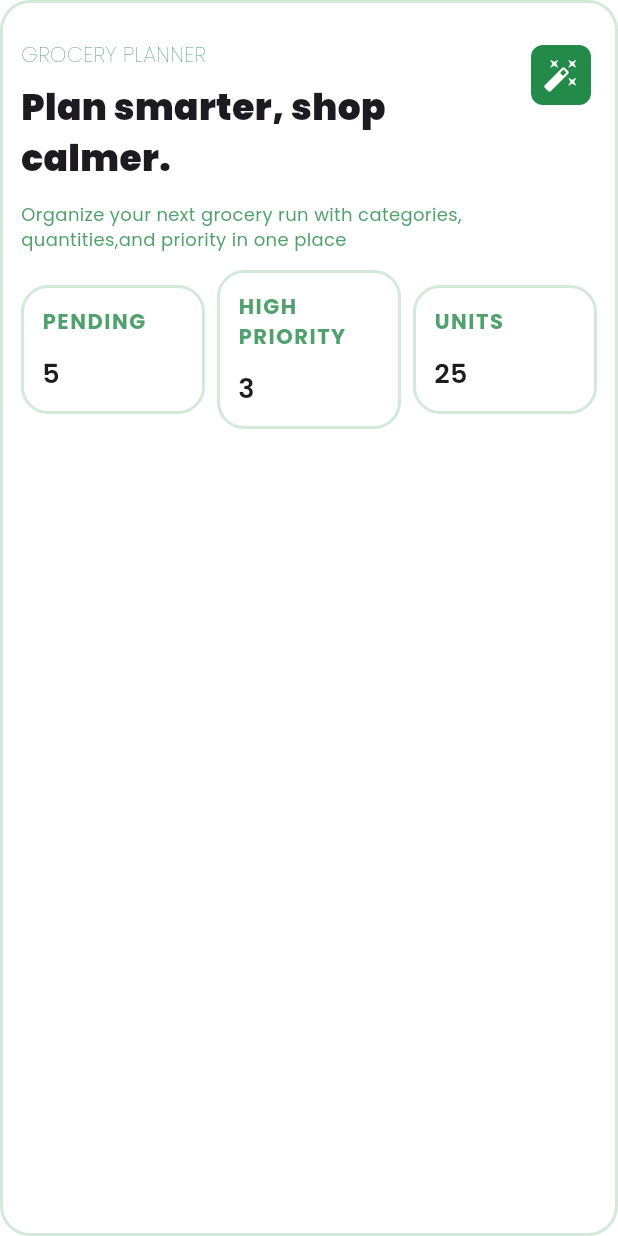
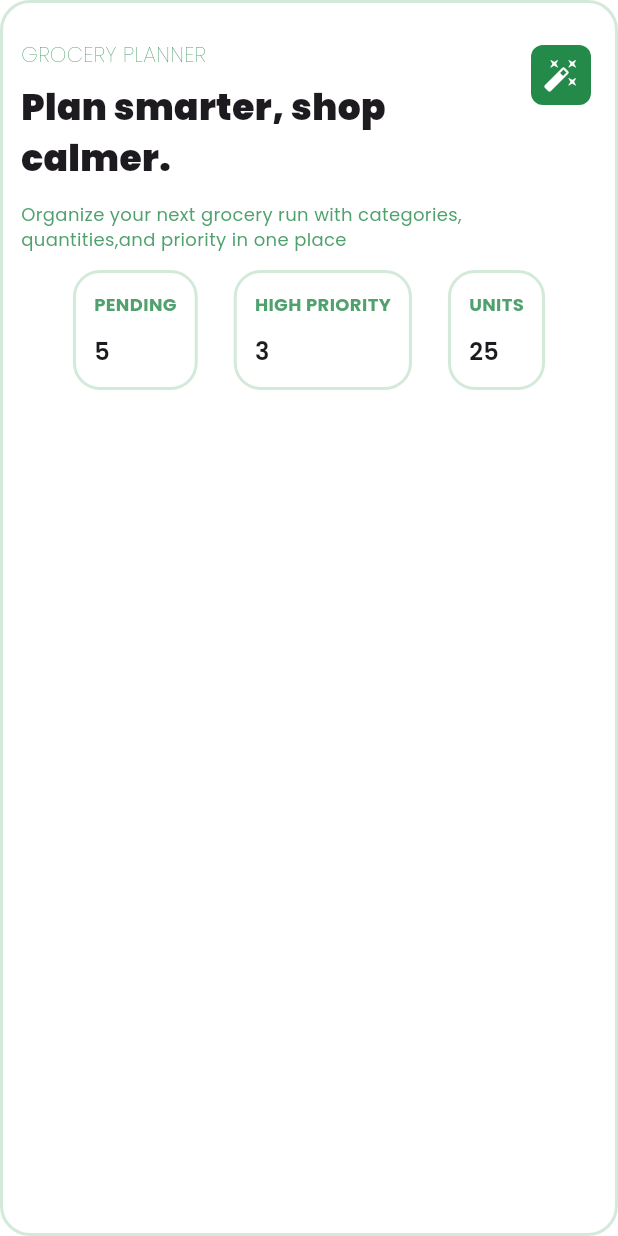
Before and after one commit to Miki0035/flutter_grocify, a Flutter app: the GPlannerBanner widget shown alone on an empty page, opened directly, on a phone screen of 412 x 824 dp. Run offline on Flutter 3.47's test engine with Material 3 defaults, Android fonts, the phone set to English and light mode, and no system bars; our stand-ins replace fpdart, google_fonts.

Commit message:
fix: used wrap on activity card planner

```diff
--- a/lib/features/planner/presentation/screens/planner_screen.dart
+++ b/lib/features/planner/presentation/screens/planner_screen.dart
@@ -1,5 +1,4 @@
 import 'package:flutter/material.dart';
-import 'package:grocify/core/constants/colors.dart';
 import 'package:grocify/core/constants/sizes.dart';
 import 'package:grocify/features/planner/presentation/widgets/form/planner_form.dart';
 import 'package:grocify/features/planner/presentation/widgets/planner_banner.dart';
--- a/lib/features/planner/presentation/widgets/activity_card.dart
+++ b/lib/features/planner/presentation/widgets/activity_card.dart
@@ -1,5 +1,5 @@
 import 'package:flutter/material.dart';
-import 'package:grocify/core/constants/colors.dart';
+import 'package:grocify/core/constants/sizes.dart';
 
 class GActivityCard extends StatelessWidget {
   const GActivityCard({super.key, required this.type, required this.amount});
@@ -14,8 +14,7 @@ class GActivityCard extends StatelessWidget {
     ).colorScheme.primary.withValues(alpha: 0.8);
     final borderColor = Theme.of(context).colorScheme.outlineVariant;
 
-    return Expanded(
-      child: Container(
+    return Container(
       padding: .all(12),
       decoration: BoxDecoration(
         border: .all(color: borderColor, width: 2),
@@ -29,13 +28,15 @@ class GActivityCard extends StatelessWidget {
             style: TextStyle(
               color: textColor,
               fontWeight: .w700,
-                letterSpacing: 1,
+              fontSize: GSize.fontSm,
             ),
           ),
           SizedBox(height: 12),
-            Text('$amount', style: TextStyle(fontSize: 18, fontWeight: .w600)),
+          Text(
+            '$amount',
+            style: TextStyle(fontSize: GSize.fontMd, fontWeight: .w600),
+          ),
         ],
-        ),
       ),
     );
   }
--- a/lib/features/planner/presentation/widgets/planner_banner.dart
+++ b/lib/features/planner/presentation/widgets/planner_banner.dart
@@ -73,14 +73,12 @@ class GPlannerBanner extends StatelessWidget {
           SizedBox(height: 12),
 
           // CARD COTNAINER
-          Row(
-            mainAxisAlignment: .spaceBetween,
+          Wrap(
+            spacing: 24,
             crossAxisAlignment: .center,
             children: [
               GActivityCard(type: 'PENDING', amount: 5),
-              SizedBox(width: 8),
               GActivityCard(type: 'HIGH PRIORITY', amount: 3),
-              SizedBox(width: 8),
 
               GActivityCard(type: 'UNITS', amount: 25),
             ],
```
Lines whose indentation alone changed are shown as unchanged.
